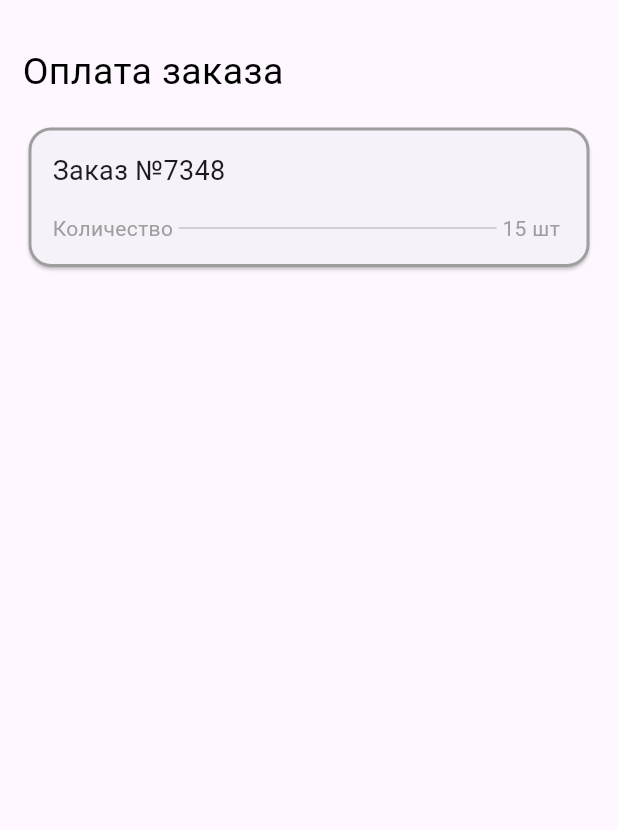
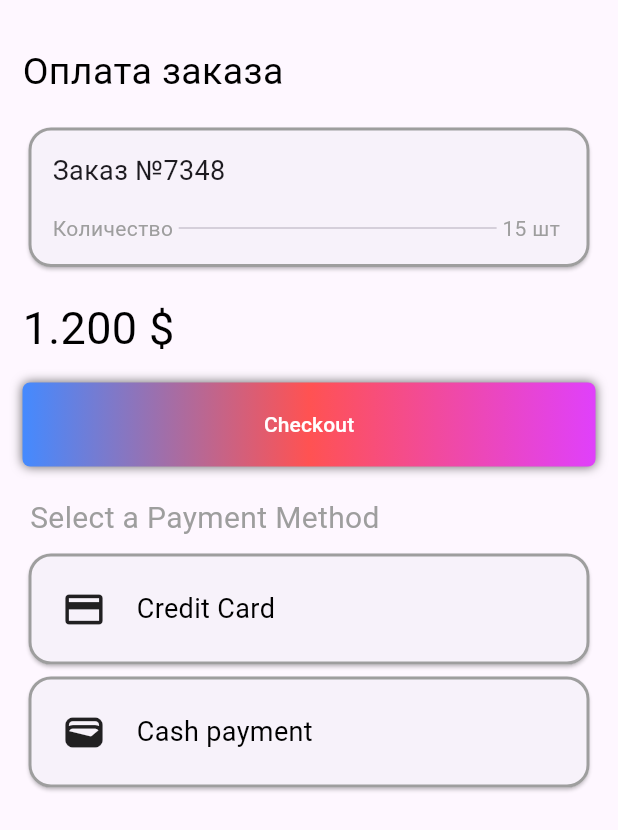
Before and after one commit to Artur1im/online_shop, a Flutter app: the Payment screen opened directly, on a phone screen of 412 x 824 dp. Shown: the top 830 px of the screen. Run offline on Flutter 3.47's test engine with Material 3 defaults, Android fonts, the phone set to English and light mode, and no system bars; our stand-ins replace animated_notch_bottom_bar, bloc, flutter_spinkit, nice_buttons, vibration; network calls fail; Roboto replaces fonts that are missing (Big).

Commit message:
доделал страницу оплаты

```diff
--- a/lib/page/payment.dart
+++ b/lib/page/payment.dart
@@ -1,4 +1,6 @@
 import 'package:flutter/material.dart';
+import 'package:online_shop/widget/button.dart';
+import 'package:online_shop/widget/card.dart';
 import 'package:online_shop/widget/text.dart';
 
 class Payment extends StatefulWidget {
@@ -25,17 +27,8 @@ class PpaymentState extends State<Payment> {
               color: Colors.black,
             ),
           ),
-          Card(
-            shape: RoundedRectangleBorder(
-              borderRadius: BorderRadius.circular(15.0),
-              side: const BorderSide(
-                color: Colors.grey,
-                width: 2.0,
-              ),
-            ),
-            child: const Padding(
-              padding: EdgeInsets.all(16.0),
-              child: Column(
+          UniversalCard(
+            widget: const Column(
               crossAxisAlignment: CrossAxisAlignment.start,
               children: [
                 Text(
@@ -61,7 +54,66 @@ class PpaymentState extends State<Payment> {
               ],
             ),
           ),
+          const SizedBox(
+            height: 15,
           ),
+          const BigText(
+            size: 30,
+            title: '1.200 \$',
+            color: Colors.black,
+          ),
+          SizedBox(
+              width: double.infinity,
+              child: ButtonforOrder(title: 'Сheckout', onPress: () {})),
+          const SizedBox(height: 20),
+          Padding(
+            padding: const EdgeInsets.only(bottom: 5, left: 5),
+            child: BigText(
+              size: 20,
+              title: 'Select a Payment Method',
+              color: Colors.grey,
+            ),
+          ),
+          UniversalCard(
+              widget: const Padding(
+            padding: EdgeInsets.all(6.0),
+            child: Row(
+              children: [
+                Icon(
+                  Icons.credit_card,
+                  size: 30,
+                ),
+                SizedBox(
+                  width: 20,
+                ),
+                BigText(
+                  title: 'Credit Card',
+                  size: 18,
+                  color: Colors.black,
+                )
+              ],
+            ),
+          )),
+          UniversalCard(
+              widget: const Padding(
+            padding: EdgeInsets.all(6.0),
+            child: Row(
+              children: [
+                Icon(
+                  Icons.wallet,
+                  size: 30,
+                ),
+                SizedBox(
+                  width: 20,
+                ),
+                BigText(
+                  title: 'Сash payment',
+                  size: 18,
+                  color: Colors.black,
+                )
+              ],
+            ),
+          )),
         ]),
       ),
     );
--- a/lib/widget/card.dart
+++ b/lib/widget/card.dart
@@ -105,3 +105,22 @@ class CardForCart extends StatelessWidget {
     );
   }
 }
+
+class UniversalCard extends StatelessWidget {
+  dynamic widget;
+  UniversalCard({super.key, required this.widget});
+
+  @override
+  Widget build(BuildContext context) {
+    return Card(
+      shape: RoundedRectangleBorder(
+        borderRadius: BorderRadius.circular(15.0),
+        side: const BorderSide(
+          color: Colors.grey,
+          width: 2.0,
+        ),
+      ),
+      child: Padding(padding: EdgeInsets.all(16.0), child: widget),
+    );
+  }
+}
```
Lines whose indentation alone changed are shown as unchanged.
